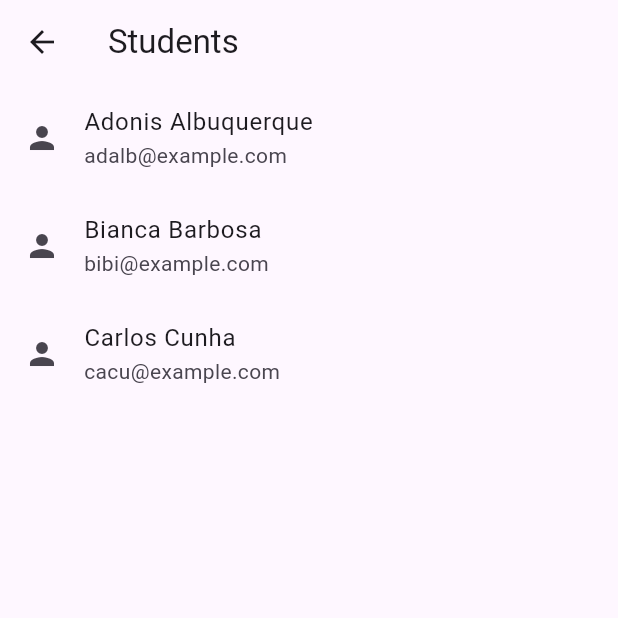
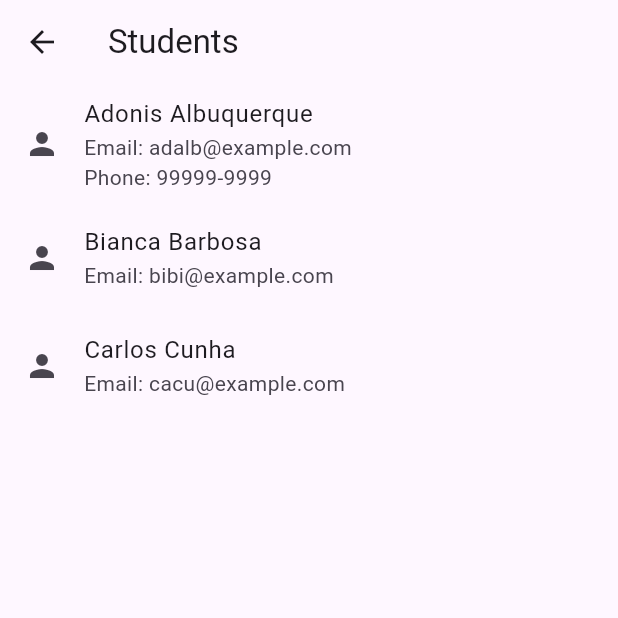
Before and after one commit to earibeiro/project_albus, a Flutter app: the Students screen opened by its route, on a phone screen of 412 x 824 dp, the top half of it. Run offline on Flutter 3.47's test engine with Material 3 defaults, Android fonts, the phone set to English and light mode, and no system bars; our stand-ins replace sqflite, supabase_flutter; accounts and stored records are empty.

Commit message:
Checkpoint: Final da aula

```diff
--- a/lib/app/widget/students.dart
+++ b/lib/app/widget/students.dart
@@ -1,23 +1,16 @@
 import 'package:albus/dominio/dto/dto_student.dart';
-import 'package:albus/routes.dart';
 import 'package:flutter/material.dart';
 
 class Students extends StatelessWidget {
   Future<List<DTOStudent>> save() async {
     return [
       DTOStudent(
-        name: 'Adonis Albuquerque', cpf: '444.444.444-44', email: 'adalb@example.com', password: '123456789'),
+        name: 'Adonis Albuquerque', cpf: '444.444.444-44', email: 'adalb@example.com', password: '123456789', phone: '99999-9999'),
       DTOStudent(
         name: 'Bianca Barbosa', cpf: '555.555.555-55', email: 'bibi@example.com', password: '987654321'),
       DTOStudent(
         name: 'Carlos Cunha', cpf: '666.666.666-66', email: 'cacu@example.com', password: 'abcdefgh'),
     ];
-  }
-
-  Widget createButton(BuildContext context, String route, String label) {
-    return TextButton(
-      onPressed: () => Navigator.pushNamed(context, route),
-      child: Text(label));
   }
 
   @override
@@ -44,7 +37,13 @@ class Students extends StatelessWidget {
                 return ListTile(
                   leading: Icon(Icons.person),
                   title: Text(student.name),
-                  subtitle: Text(student.email ?? '')
+                  subtitle: Column(
+                    crossAxisAlignment: CrossAxisAlignment.start,
+                    children: [
+                      if (student.email != null) Text('Email: ${student.email}'),
+                      if (student.phone != null) Text('Phone: ${student.phone}'),
+                    ],
+                  ),
                 );
               }
             );
```
